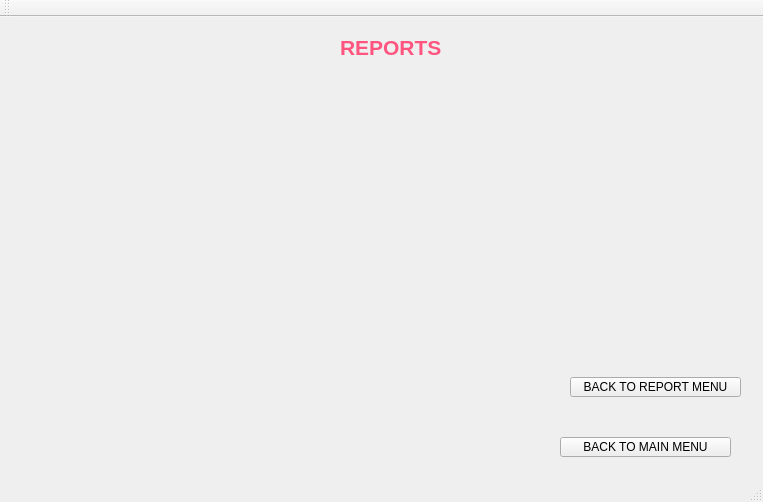
Qt form Forms/mainwindow.ui (TheSoullessOne/Group-Project-1) before a commit.
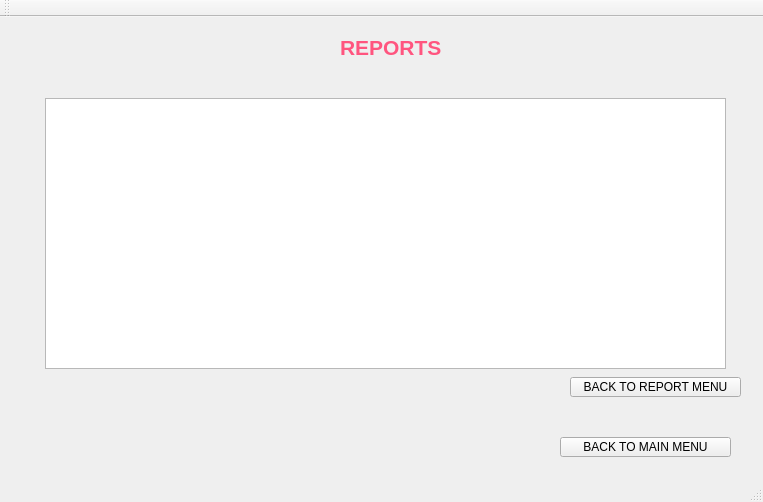
The same form after that commit. The open tabs and pages were chosen to show the change.

Patch:
```diff
--- a/Forms/mainwindow.ui
+++ b/Forms/mainwindow.ui
@@ -526,6 +526,16 @@
          <string>BACK TO REPORT MENU</string>
         </property>
        </widget>
+       <widget class="QTextBrowser" name="execRebateDisplay">
+        <property name="geometry">
+         <rect>
+          <x>5</x>
+          <y>41</y>
+          <width>681</width>
+          <height>271</height>
+         </rect>
+        </property>
+       </widget>
       </widget>
      </widget>
      <widget class="QPushButton" name="backButton_reports">
```
Left out of the diff: 13 changed lines with no effect on the pictures.
